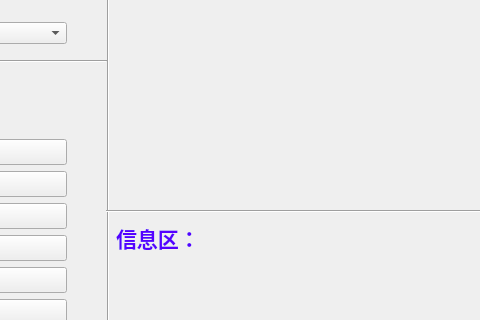
r53127/MyScan, file PicMainWindow.ui: the form before one commit; both pictures show x 214 to 694 and y 572 to 892 of the 1303 by 892 pixel window.
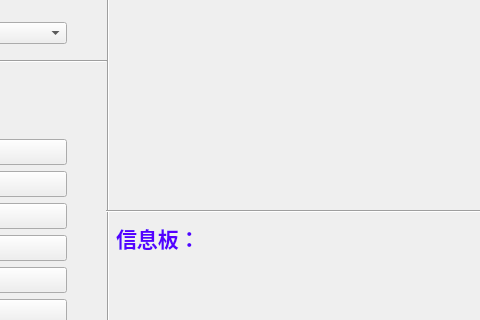
The form after the commit. Icons and pictures are not drawn.

Patch:
```diff
--- a/PicMainWindow.ui
+++ b/PicMainWindow.ui
@@ -196,7 +196,7 @@
      </rect>
     </property>
     <property name="text">
-     <string>&lt;html&gt;&lt;head/&gt;&lt;body&gt;&lt;p&gt;&lt;span style=&quot; font-size:16pt; font-weight:600; color:#5500ff;&quot;&gt;信息区：&lt;/span&gt;&lt;/p&gt;&lt;/body&gt;&lt;/html&gt;</string>
+     <string>&lt;html&gt;&lt;head/&gt;&lt;body&gt;&lt;p&gt;&lt;span style=&quot; font-size:16pt; font-weight:600; color:#5500ff;&quot;&gt;信息板：&lt;/span&gt;&lt;/p&gt;&lt;/body&gt;&lt;/html&gt;</string>
     </property>
    </widget>
    <widget class="QListView" name="listView">
```
